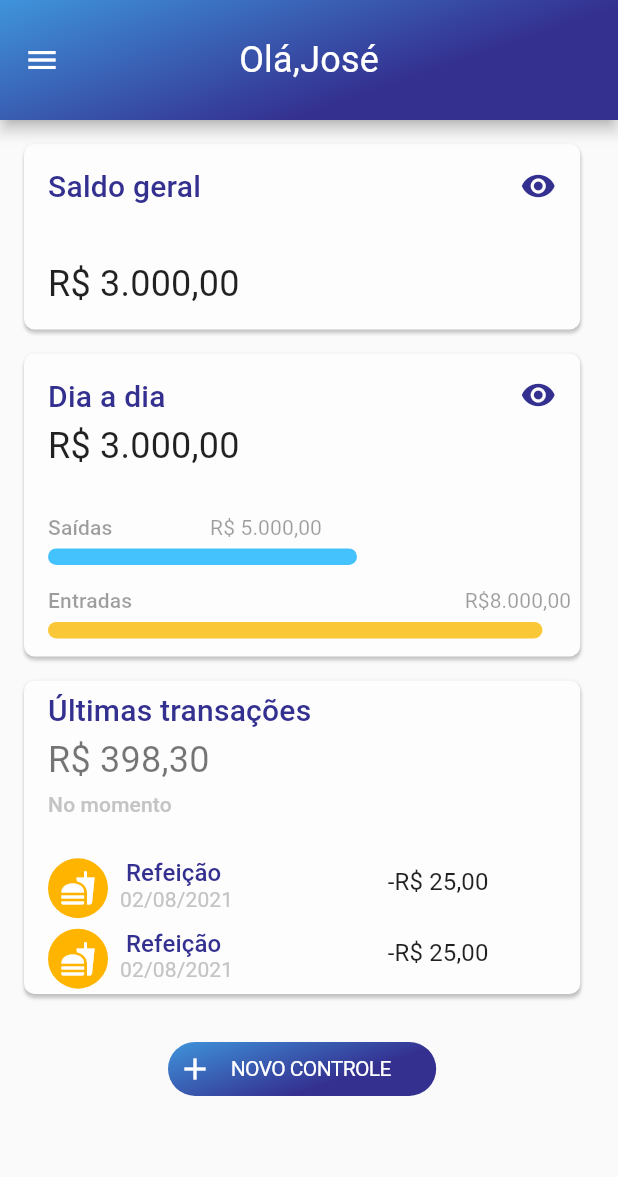
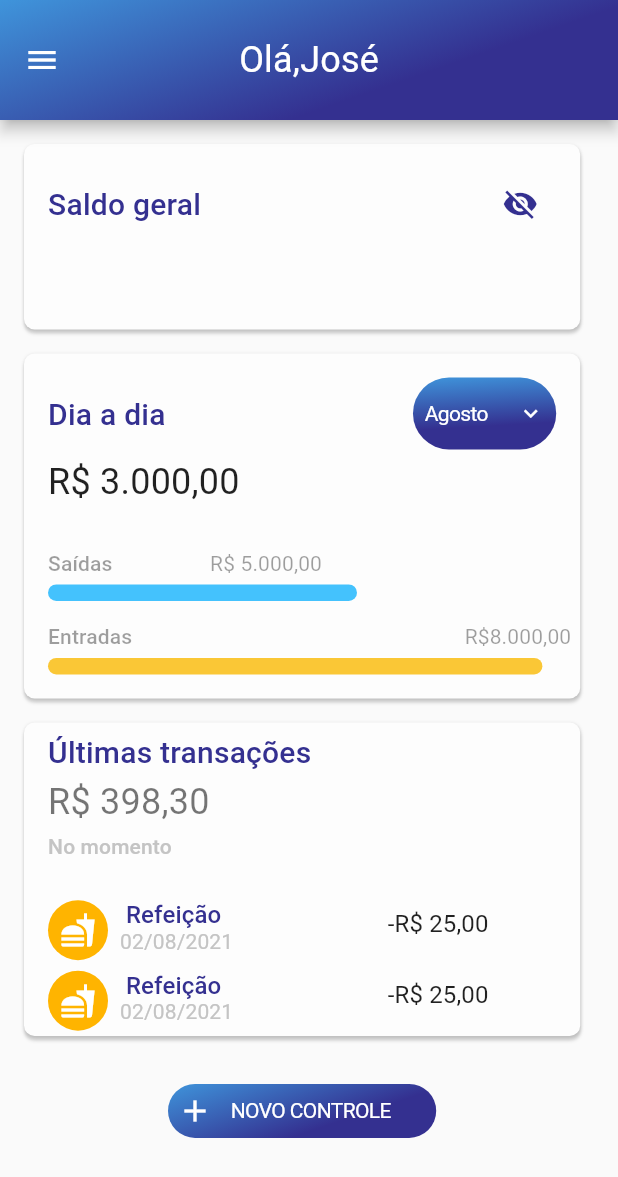
Before and after one commit to devguusta/RaroAcademy_Budget, a Flutter app: the HomePage screen opened by its route, on a phone screen of 412 x 824 dp. Shown: the top 1177 px of the screen. Run offline on Flutter 3.47's test engine with Material 2 defaults, Android fonts, the phone set to English and light mode, and no system bars; missing offline and left inert: animated_card; project files that could hold a hidden picture were left out.

Commit message:
adiciona dropdown com os meses

```diff
--- a/lib/modules/home-page-filled/components/card_day_by_day.dart
+++ b/lib/modules/home-page-filled/components/card_day_by_day.dart
@@ -1,20 +1,29 @@
 import 'package:flutter/material.dart';
+
+import 'package:raro_academy_budget/util/constants/app_colors.dart';
 import 'package:raro_academy_budget/util/constants/app_text_styles.dart';
 
-class CardDaybyDay extends StatelessWidget {
-  const CardDaybyDay({
+class CardDaybyDay extends StatefulWidget {
+  CardDaybyDay({
     Key? key,
   }) : super(key: key);
 
-  //* TODO: Falta adicionar o butão no card do dia a dia para escolher o mês
+  @override
+  _CardDaybyDayState createState() => _CardDaybyDayState();
+}
+
+class _CardDaybyDayState extends State<CardDaybyDay> {
+  DateTime selectedDate = DateTime.now();
+  String dropdownValue = 'Agosto';
+
   @override
   Widget build(BuildContext context) {
     Size size = MediaQuery.of(context).size;
     return SingleChildScrollView(
       child: InkWell(
-        onTap:(){}, // adicionar a função que abre a tela de entradas/saidas/todos
+        onTap:
+            () {}, // adicionar a função que abre a tela de entradas/saidas/todos
         child: Container(
-        height: 202,
           width: size.width * 0.9,
           decoration: BoxDecoration(
             boxShadow: [
@@ -45,18 +54,59 @@ class CardDaybyDay extends StatelessWidget {
                 child: Row(
                   mainAxisAlignment: MainAxisAlignment.spaceBetween,
                   children: [
-                    Text("Dia a dia",
-                        style: AppTextStyles.kTitleHomeMedium),
-                    Icon(Icons.visibility,
-                        color: Color.fromRGBO(52, 48, 144, 1)),
+                    Text("Dia a dia", style: AppTextStyles.kTitleHomeMedium),
+                    GestureDetector(
+                      onTap: () {},
+                      child: Container(
+                        decoration: BoxDecoration(
+                          gradient: AppColors.kblueGradientAppBar,
+                          borderRadius: BorderRadius.all(
+                            Radius.circular(40.0),
+                          ),
+                        ),
+                        child: Padding(
+                          padding: const EdgeInsets.only(left: 8.0),
+                          child: DropdownButton<String>(
+                            menuMaxHeight: size.height * 0.3,
+                            elevation:8,
+                            dropdownColor: AppColors.kPurple,
+                            value: dropdownValue,
+                            underline: Container(height: 0,),
+                            icon:  Padding(
+                              padding: const EdgeInsets.only(right: 8.0),
+                              child: Icon(Icons.expand_more_outlined, color: Colors.white ),
+                            ),
+                            iconSize: 18,
+                            onChanged: (String? newValue) {
+                              setState(() {
+                                dropdownValue = newValue!;
+                              });
+                            },
+                            items: <String>['Janeiro', 'Fevereiro', 'Março', 'Abril','Maio', 'Junho', 'Julho', 'Agosto',
+                            'Setembro', 'Outubro', 'Novembro', 'Dezembro',
+                            ]
+                                .map<DropdownMenuItem<String>>((String value) {
+                              return DropdownMenuItem<String>(
+                                value: value,
+                                child: Center(child: Text(
+                                  value,overflow: TextOverflow.ellipsis,
+                                   style: AppTextStyles.kNextButtonMedium,
+
+                                    )),
+                              );
+                            }).toList(),
+                          ),
+                        ),
+                      ),
+                    ),
                   ],
                 ),
               ),
               Row(
                 children: [
                   Padding(
-                    padding: const EdgeInsets.only(
-                        left: 16.0, bottom: 16, top: 8),
+                    padding:
+                        const EdgeInsets.only(left: 16.0, bottom: 16, top: 8),
                     child: Text("R\$ 3.000,00",
                         style: AppTextStyles.kSubTitleHomeMedium),
                   ),
@@ -65,10 +115,10 @@ class CardDaybyDay extends StatelessWidget {
               Row(
                 children: [
                   Padding(
-                    padding: const EdgeInsets.only(
-                        left: 16.0, bottom: 6, top: 16),
-                    child: Text("Saídas",
-                        style: AppTextStyles.kTypeTransactions),
+                    padding:
+                        const EdgeInsets.only(left: 16.0, bottom: 6, top: 16),
+                    child:
+                        Text("Saídas", style: AppTextStyles.kTypeTransactions),
                   ),
                   SizedBox(width: 65),
                   Padding(
@@ -83,7 +133,7 @@ class CardDaybyDay extends StatelessWidget {
                 child: Padding(
                   padding: const EdgeInsets.only(left: 16.0),
                   child: Container(
-                    width: size.width*0.5,
+                    width: size.width * 0.5,
                     height: 11,
                     decoration: BoxDecoration(
                       borderRadius: BorderRadius.circular(360),
@@ -103,15 +153,15 @@ class CardDaybyDay extends StatelessWidget {
                 mainAxisAlignment: MainAxisAlignment.spaceBetween,
                 children: [
                   Padding(
-                    padding: const EdgeInsets.only(
-                        left: 16.0, bottom: 6, top: 16),
+                    padding:
+                        const EdgeInsets.only(left: 16.0, bottom: 6, top: 16),
                     child: Text("Entradas",
                         style: AppTextStyles.kTypeTransactions),
                   ),
                   SizedBox(width: 65),
                   Padding(
-                    padding: const EdgeInsets.only(
-                        bottom: 6, top: 16, right: 6),
+                    padding:
+                        const EdgeInsets.only(bottom: 6, top: 16, right: 6),
                     child: Text("R\$8.000,00",
                         style: AppTextStyles.kValueDayTransactions),
                   ),
@@ -120,7 +170,10 @@ class CardDaybyDay extends StatelessWidget {
               Align(
                 alignment: Alignment.centerLeft,
                 child: Padding(
-                  padding: const EdgeInsets.only(left: 16.0),
+                  padding: const EdgeInsets.only(
+                    left: 16.0,
+                    bottom: 16,
+                  ),
                   child: Container(
                     width: size.width * 0.8,
                     height: 11,
--- a/lib/modules/home-page-filled/components/card_general_balance.dart
+++ b/lib/modules/home-page-filled/components/card_general_balance.dart
@@ -1,11 +1,18 @@
 import 'package:flutter/material.dart';
+import 'package:raro_academy_budget/shared/widgets/visible_widget.dart';
 import 'package:raro_academy_budget/util/constants/app_text_styles.dart';
 
-class CardGeneralBalance extends StatelessWidget {
+class CardGeneralBalance extends StatefulWidget {
   const CardGeneralBalance({
     Key? key,
   }) : super(key: key);
 
+  @override
+  _CardGeneralBalanceState createState() => _CardGeneralBalanceState();
+}
+
+class _CardGeneralBalanceState extends State<CardGeneralBalance> {
+  bool balanceVisible = true;
   @override
   Widget build(BuildContext context) {
       Size size = MediaQuery.of(context).size;
@@ -44,8 +51,11 @@ class CardGeneralBalance extends StatelessWidget {
                 children: [
                   Text("Saldo geral",
                       style: AppTextStyles.kTitleHomeMedium),
-                  Icon(Icons.visibility,
-                      color: Color.fromRGBO(52, 48, 144, 1)),
+                  VisibleWidget(visible: balanceVisible, onPressed: (){
+                    setState(() {
+                      balanceVisible = !balanceVisible;
+                    });
+                  })
                 ],
               ),
             ),
@@ -56,8 +66,10 @@ class CardGeneralBalance extends StatelessWidget {
                   left: 16.0,
                   bottom: 16,
                 ),
-                child: Text("R\$ 3.000,00",
-                    style: AppTextStyles.kSubTitleHomeMedium),
+                child: balanceVisible ?  Container()
+                    :  Text("R\$ 3.000,00",
+                    style: AppTextStyles.kSubTitleHomeMedium)
+
               ),
             ),
           ],
--- a/lib/shared/widgets/visible_widget.dart
+++ b/lib/shared/widgets/visible_widget.dart
@@ -14,8 +14,8 @@ class VisibleWidget extends StatelessWidget {
   Widget build(BuildContext context) {
     return IconButton(
       icon: Icon(
-        visible ? Icons.visibility_off_outlined : Icons.visibility_outlined,
-        color: const Color.fromRGBO(0, 0, 0, 58),
+        visible ? Icons.visibility_off : Icons.visibility,
+        color: Color.fromRGBO(52, 48, 144, 1),
       ),
       onPressed: onPressed,
     );
```
Lines whose indentation alone changed are shown as unchanged.
